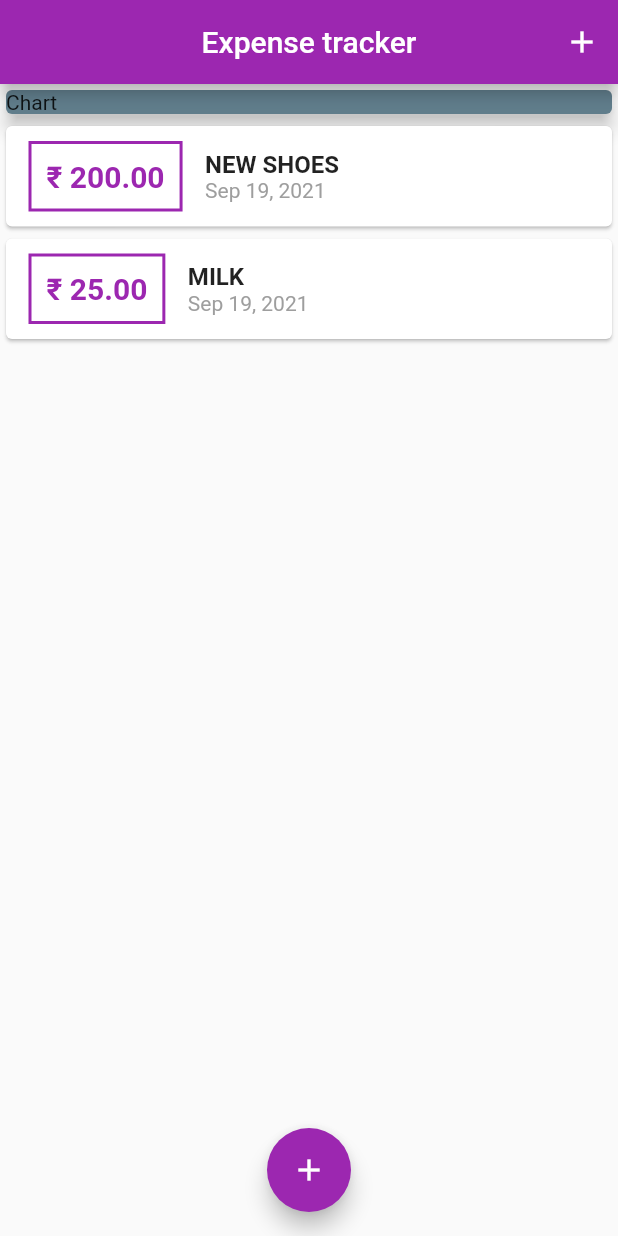
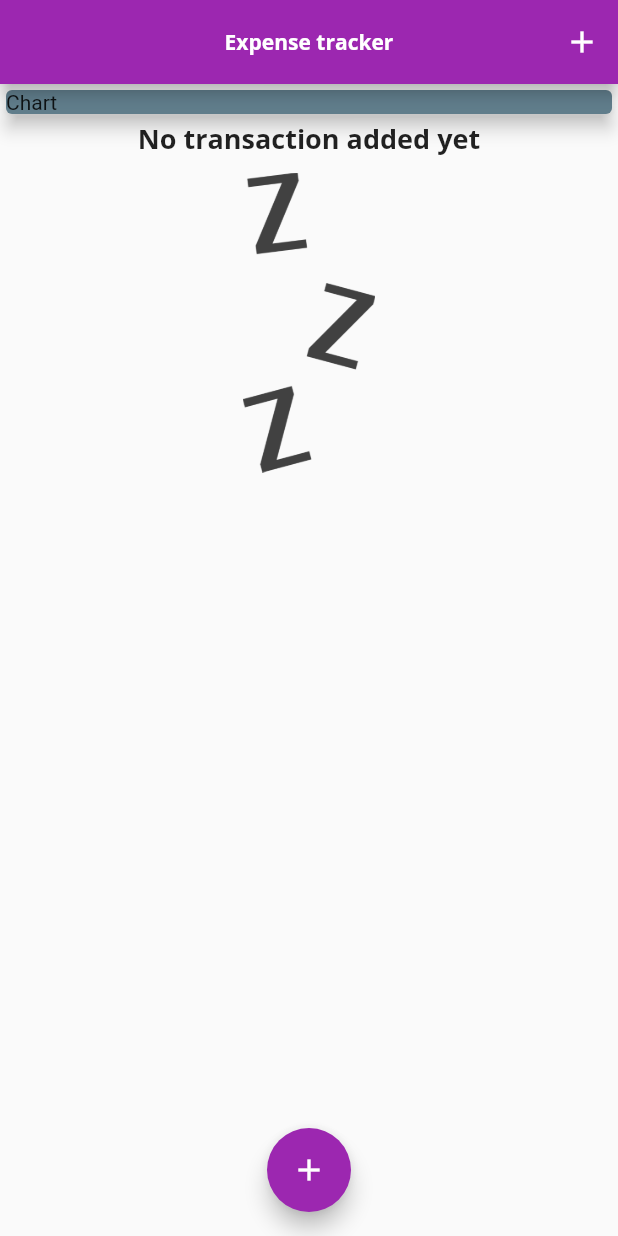
Before and after one commit to kalph1998/expense-tracker_flutter, a Flutter app: the screen it shows after launch, on a phone screen of 412 x 824 dp. Run offline on Flutter 3.47's test engine with Material 2 defaults, Android fonts, the phone set to English and light mode, and no system bars.

Commit message:
added images and fonts

```diff
--- a/lib/main.dart
+++ b/lib/main.dart
@@ -11,7 +11,18 @@ class MyApp extends StatelessWidget {
   Widget build(BuildContext context) {
     return MaterialApp(
       title: 'Expense Tracker',
-      theme: ThemeData(primarySwatch: Colors.purple),
+      theme: ThemeData(
+          primarySwatch: Colors.purple,
+          fontFamily: 'Quicksand',
+          textTheme: ThemeData.light().textTheme.copyWith(
+              headline6: const TextStyle(
+                  fontFamily: 'OpenSans',
+                  fontWeight: FontWeight.bold,
+                  fontSize: 18)),
+          appBarTheme: AppBarTheme(
+              textTheme: ThemeData.light().textTheme.copyWith(
+                  headline6: const TextStyle(
+                      fontFamily: 'OpenSans', fontWeight: FontWeight.bold)))),
       home: MyHomePage(),
     );
   }
@@ -26,8 +37,8 @@ class MyHomePage extends StatefulWidget {
 
 class _MyHomePageState extends State<MyHomePage> {
   final List<Transaction> _userTransaction = [
-    Transaction('t1', 'new shoes', 200, DateTime.now()),
-    Transaction('t2', 'milk', 25, DateTime.now()),
+    // Transaction('t1', 'new shoes', 200, DateTime.now()),
+    // Transaction('t2', 'milk', 25, DateTime.now()),
   ];
 
   void _addTransaction(String title, double amount) {
@@ -66,7 +77,7 @@ class _MyHomePageState extends State<MyHomePage> {
           children: [
             Container(
               width: double.infinity,
-              child: Card(
+              child: const Card(
                 color: Colors.blueGrey,
                 child: Text('Chart'),
                 elevation: 5,
@@ -78,7 +89,7 @@ class _MyHomePageState extends State<MyHomePage> {
       ),
       floatingActionButtonLocation: FloatingActionButtonLocation.centerFloat,
       floatingActionButton: FloatingActionButton(
-        child: Icon(Icons.add),
+        child: const Icon(Icons.add),
         onPressed: () {
           _startAddNewTransaction(context);
         },
--- /dev/null
+++ b/lib/widgets/chart.dart
@@ -0,0 +1,13 @@
+import 'package:flutter/material.dart';
+
+class Chart extends StatelessWidget {
+  // const Chart({ Key? key }) : super(key: key);
+
+  @override
+  Widget build(BuildContext context) {
+    return Card(
+      elevation: 6,
+      margin: EdgeInsets.all(20),
+    );
+  }
+}
--- a/lib/widgets/transaction_list.dart
+++ b/lib/widgets/transaction_list.dart
@@ -14,7 +14,26 @@ class TransactionList extends StatelessWidget {
   Widget build(BuildContext context) {
     return Container(
         height: 300,
-        child: ListView.builder(
+        child: _userTransaction.isEmpty
+            ? Column(
+                children: [
+                  Text(
+                    'No transaction added yet',
+                    style: Theme.of(context).textTheme.headline6,
+                  ),
+                  const SizedBox(
+                    height: 10,
+                  ),
+                  Container(
+                    height: 200,
+                    child: Image.asset(
+                      'assets/images/waiting.png',
+                      fit: BoxFit.cover,
+                    ),
+                  )
+                ],
+              )
+            : ListView.builder(
                 itemBuilder: (ctx, index) {
                   return Card(
                     child: Row(
@@ -24,7 +43,8 @@ class TransactionList extends StatelessWidget {
                               vertical: 10, horizontal: 15),
                           decoration: BoxDecoration(
                             border: Border.all(
-                            color: Theme.of(context).primaryColor, width: 2),
+                                color: Theme.of(context).primaryColor,
+                                width: 2),
                           ),
                           padding: const EdgeInsets.all(10),
                           child: Text(
@@ -38,11 +58,8 @@ class TransactionList extends StatelessWidget {
                         Column(
                           crossAxisAlignment: CrossAxisAlignment.start,
                           children: [
-                        Text(
-                          _userTransaction[index].title.toUpperCase(),
-                          style: const TextStyle(
-                              fontSize: 16, fontWeight: FontWeight.w700),
-                        ),
+                            Text(_userTransaction[index].title.toUpperCase(),
+                                style: Theme.of(context).textTheme.headline6),
                             Text(
                               DateFormat.yMMMd()
                                   .format(_userTransaction[index].date),
```
Also changed, not shown: pubspec.yaml (+14 -18 lines), assets/fonts/OpenSans-Bold.ttf (added), assets/fonts/OpenSans-Regular.ttf (added), assets/fonts/Quicksand-Bold.ttf (added), assets/fonts/Quicksand-Light.ttf (added), assets/fonts/Quicksand-Medium.ttf (added), assets/fonts/Quicksand-Regular.ttf (added), assets/images/waiting.png (added), 1 other file. Lines whose indentation alone changed are shown as unchanged.
